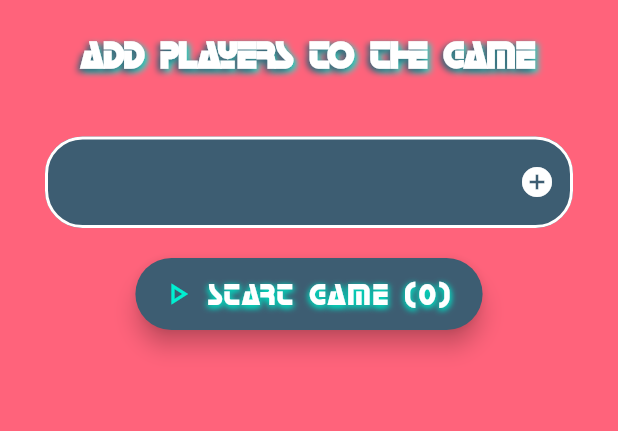
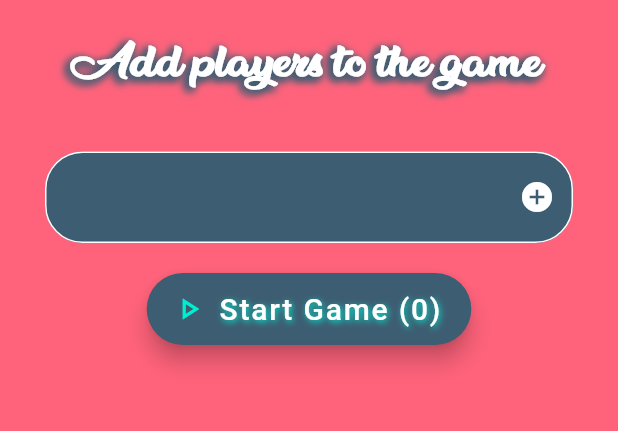
Before and after one commit to DespotB/IDareYouGame, a Flutter app: the screen it shows after launch, on a phone screen of 412 x 824 dp, the part 105-536 px from its top. Run offline on Flutter 3.47's test engine with Material 2 defaults, Android fonts, the phone set to English and light mode, and no system bars; our stand-ins replace animated_text_kit, flutter_spinkit; Roboto replaces fonts that are missing (Blackberry); project files that could hold a hidden picture were left out.

Commit message:
ADD new Fonts, fix border

```diff
--- a/lib/players_screen.dart
+++ b/lib/players_screen.dart
@@ -39,20 +39,25 @@ class PlayersPage extends StatelessWidget {
                           isRepeatingAnimation: false,
                           duration: Duration(milliseconds: 3000),
                           textStyle: TextStyle(
-                            fontSize: 25.0,
-                            fontFamily: "Horizon",
+                            fontSize: 30.0,
+                            fontFamily: "Dreamwood",
                             fontStyle: FontStyle.normal,
                             fontWeight: FontWeight.bold,
                             color: Color(0xFFFFFFFF),
                             shadows: [
                               Shadow(
-                                color: Color(0xff00efd1),
-                                blurRadius: 5.0,
-                                offset: Offset(2.0, 2.0),
+                                color: Color(0xFF3d5d72),
+                                blurRadius: 7.0,
+                                offset: Offset(-2.0, 2.0),
                               ),
                               Shadow(
                                 color: Color(0xFF3d5d72),
-                                blurRadius: 5.0,
+                                blurRadius: 7.0,
+                                offset: Offset(-2.0, 2.0),
+                              ),
+                              Shadow(
+                                color: Color(0xFF3d5d72),
+                                blurRadius: 7.0,
                                 offset: Offset(-2.0, 2.0),
                               ),
                             ],
@@ -87,12 +92,12 @@ class PlayersPage extends StatelessWidget {
                                                   offset: Offset(1.0, 1.0),
                                                 ),
                                                 Shadow(
-                                                  color: Color(0xFF00ceb4),
+                                                  color: Color(0xFF3d5d72),
                                                   blurRadius: 5.0,
                                                   offset: Offset(-1.0, 1.0),
                                                 ),
                                               ],
-                                              fontFamily: "Horizon",
+                                              fontFamily: "Blackberry",
                                               fontSize: 18.0,
                                               color: Colors.white),
                                           enabledBorder: OutlineInputBorder(
@@ -102,7 +107,7 @@ class PlayersPage extends StatelessWidget {
                                                   Radius.circular(30))),
                                           focusedBorder: OutlineInputBorder(
                                               borderSide:
-                                                  BorderSide(color: Colors.red),
+                                                  BorderSide(color: Colors.white),
                                               borderRadius: BorderRadius.all(
                                                   Radius.circular(30))),
                                           prefixIcon: Icon(
@@ -121,6 +126,7 @@ class PlayersPage extends StatelessWidget {
                         new TextField(
                           controller: _controller,
                           decoration: new InputDecoration(
+                            border: InputBorder.none,
                             filled: true,
                             labelStyle: TextStyle(color: Colors.white),
                             fillColor: Color(0xFF3d5d72),
@@ -147,7 +153,6 @@ class PlayersPage extends StatelessWidget {
                               borderRadius: BorderRadius.circular(25.0),
                               borderSide: BorderSide(
                                 color: Colors.white,
-                                width: 2.0,
                               ),
                             ),
                             //fillColor: Colors.green
@@ -155,14 +160,13 @@ class PlayersPage extends StatelessWidget {
                           keyboardType: TextInputType.name,
                           textAlign: TextAlign.left,
                           style: new TextStyle(
-                            fontFamily: "Arial",
+                            fontFamily: "Blackberry",
                             color: Colors.white,
                             fontSize: 18,
                           ),
                         ),
                         new Padding(padding: EdgeInsets.only(bottom: 20.0)),
                         new FloatingActionButton.extended(
-
                           onPressed: () {
                             // Add your onPressed code here!
                             _gamePage.setPersons(_players);
@@ -186,13 +190,8 @@ class PlayersPage extends StatelessWidget {
                                     blurRadius: 5.0,
                                     offset: Offset(1.0, 1.0),
                                   ),
-                                  Shadow(
-                                    color: Color(0xFF00ceb4),
-                                    blurRadius: 5.0,
-                                    offset: Offset(-1.0, 1.0),
-                                  ),
                                 ],
-                                fontFamily: "Horizon",
+                                fontFamily: "Blackberry",
                                 color: Colors.white,
                                 fontSize: 20.0),
                           ),
```
Also changed, not shown: pubspec.yaml (+9 -0 lines), fonts/Blackberry.ttf (added), fonts/Brightons.otf (added), fonts/Dreamwood.ttf (added).
